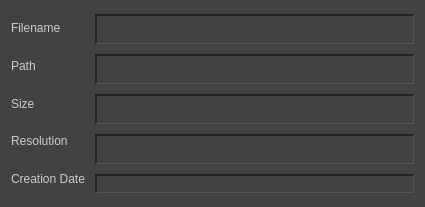
First picture: the form in ui/detailsdialog.ui, repository minils/EasySlideshow, before the edit.
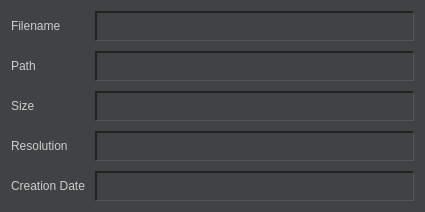
Second picture: the form after the edit. Icons and pictures are not drawn.

Commit message: Fix ui of details dialog

What changed in the file:
```diff
--- a/ui/detailsdialog.ui
+++ b/ui/detailsdialog.ui
@@ -7,7 +7,7 @@
     <x>0</x>
     <y>0</y>
     <width>425</width>
-    <height>207</height>
+    <height>212</height>
    </rect>
   </property>
   <property name="sizePolicy">
@@ -296,6 +296,24 @@
        </item>
        <item>
         <widget class="QLineEdit" name="creationLineEdit">
+         <property name="sizePolicy">
+          <sizepolicy hsizetype="Expanding" vsizetype="Minimum">
+           <horstretch>0</horstretch>
+           <verstretch>0</verstretch>
+          </sizepolicy>
+         </property>
+         <property name="minimumSize">
+          <size>
+           <width>0</width>
+           <height>30</height>
+          </size>
+         </property>
+         <property name="maximumSize">
+          <size>
+           <width>16777215</width>
+           <height>30</height>
+          </size>
+         </property>
          <property name="readOnly">
           <bool>true</bool>
          </property>
```
